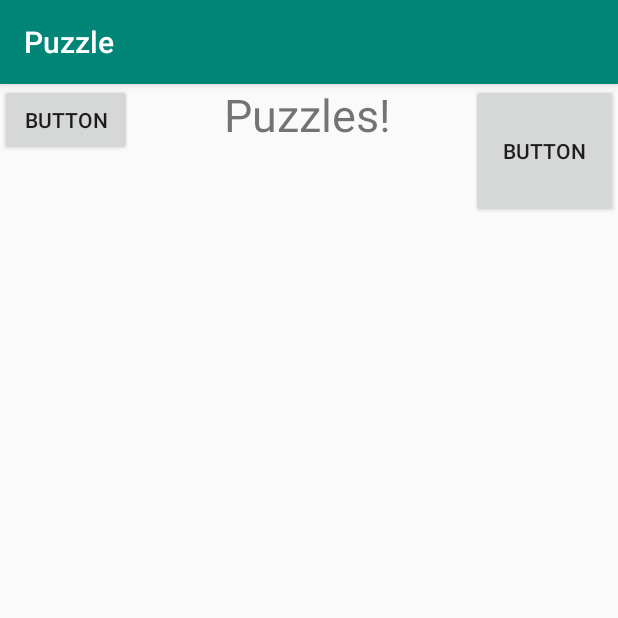
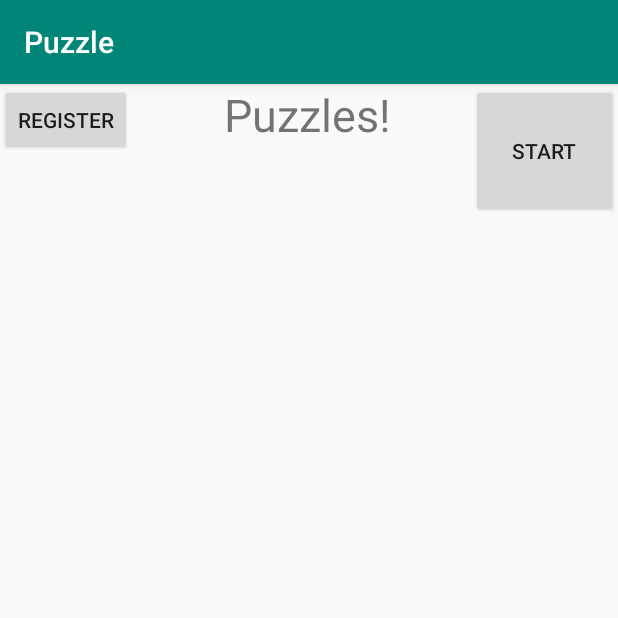
Before and after one commit to JordiVelasco/ANDROID_M08UF2, an Android app: the screen it shows after launch (MainActivity), on a phone screen of 412 x 824 dp, the top half of it. Run offline under Robolectric (Android 15) with nearby library versions, the phone set to English and light mode, and no system bars; our stand-ins replace Firebase (no records; nobody signed in at launch, a user with empty details on screens opened directly).

Commit message:
Update activity_main.xml

```diff
--- a/app/src/main/res/layout/activity_main.xml
+++ b/app/src/main/res/layout/activity_main.xml
@@ -10,14 +10,14 @@
         android:id="@+id/button2"
         android:layout_width="98dp"
         android:layout_height="89dp"
-        android:text="Button"
+        android:text="Start"
         app:layout_constraintEnd_toEndOf="parent" />
 
     <Button
         android:id="@+id/button"
         android:layout_width="wrap_content"
         android:layout_height="wrap_content"
-        android:text="Button"
+        android:text="Register"
         app:layout_constraintStart_toStartOf="parent" />
 
     <TextView
```
